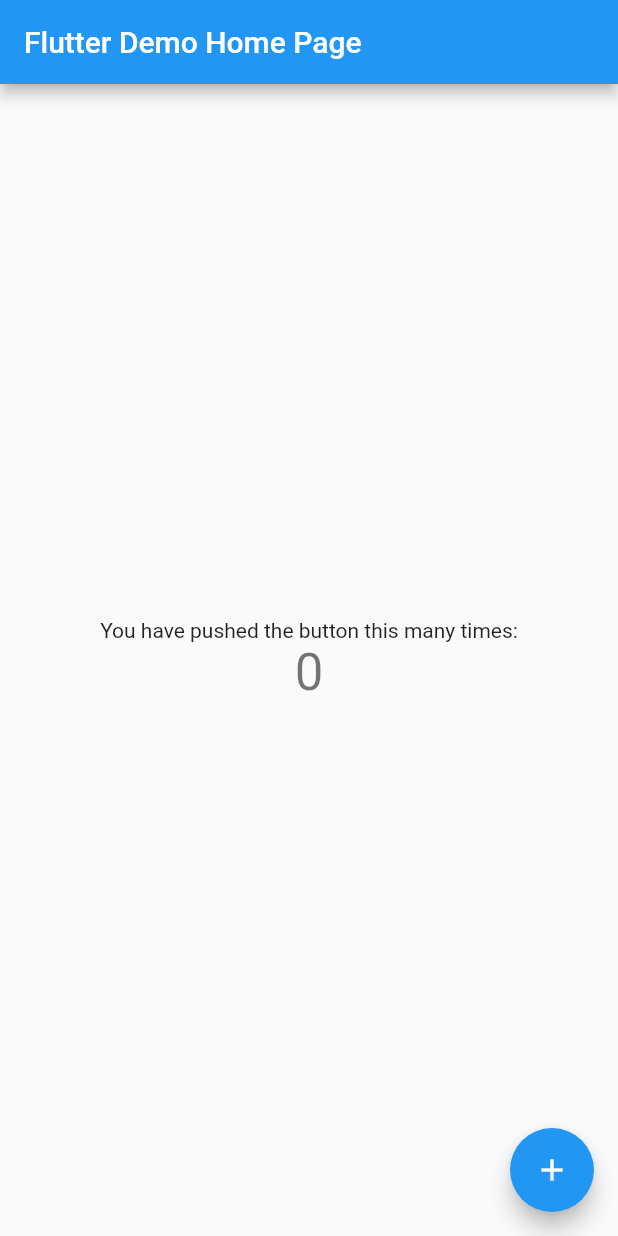
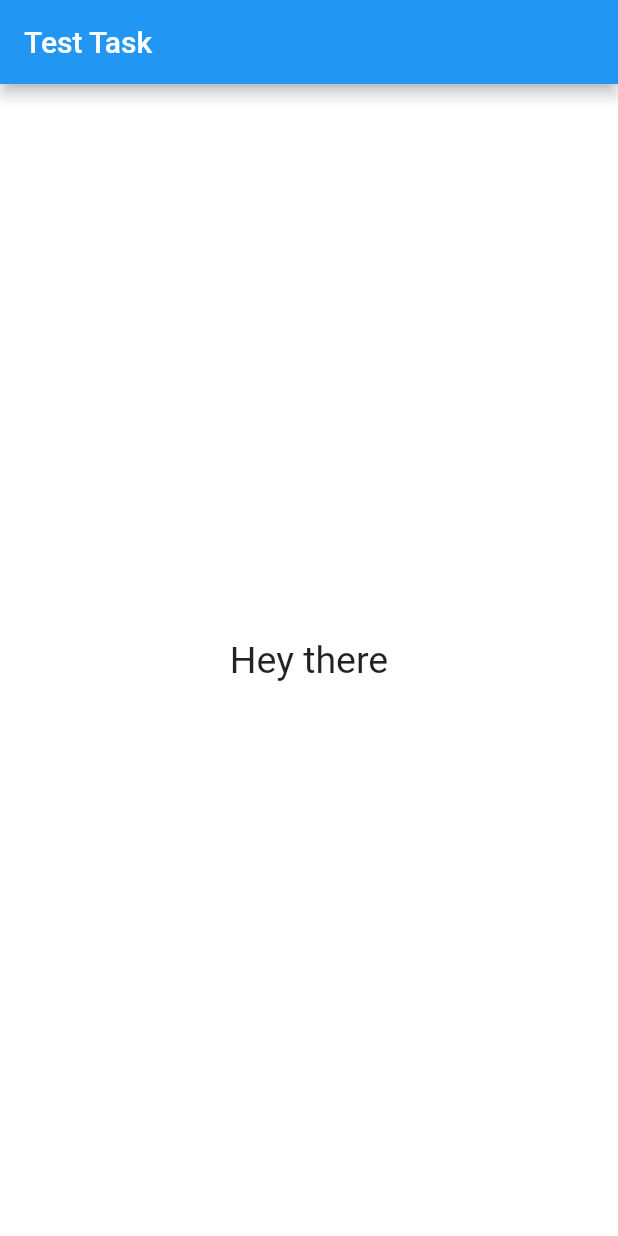
Before and after one commit to PauloSTDev/hey_there, a Flutter app: the screen it shows after launch, on a phone screen of 412 x 824 dp. Run offline on Flutter 3.47's test engine with Material 2 defaults, Android fonts, the phone set to English and light mode, and no system bars.

Commit message:
Orginizes project files and folders

```diff
--- a/lib/main.dart
+++ b/lib/main.dart
@@ -1,4 +1,5 @@
 import 'package:flutter/material.dart';
+import 'package:hey_there/screens/home_page_screen.dart';
 
 void main() {
   runApp(const MyApp());
@@ -6,110 +7,14 @@
 
 class MyApp extends StatelessWidget {
   const MyApp({super.key});
-
-  // This widget is the root of your application.
   @override
   Widget build(BuildContext context) {
     return MaterialApp(
       title: 'Flutter Demo',
       theme: ThemeData(
-        // This is the theme of your application.
-        //
-        // Try running your application with "flutter run". You'll see the
-        // application has a blue toolbar. Then, without quitting the app, try
-        // changing the primarySwatch below to Colors.green and then invoke
-        // "hot reload" (press "r" in the console where you ran "flutter run",
-        // or simply save your changes to "hot reload" in a Flutter IDE).
-        // Notice that the counter didn't reset back to zero; the application
-        // is not restarted.
         primarySwatch: Colors.blue,
       ),
-      home: const MyHomePage(title: 'Flutter Demo Home Page'),
+      home: HomePageScreen(),
     );
   }
 }
-
-class MyHomePage extends StatefulWidget {
-  const MyHomePage({super.key, required this.title});
-
-  // This widget is the home page of your application. It is stateful, meaning
-  // that it has a State object (defined below) that contains fields that affect
-  // how it looks.
-
-  // This class is the configuration for the state. It holds the values (in this
-  // case the title) provided by the parent (in this case the App widget) and
-  // used by the build method of the State. Fields in a Widget subclass are
-  // always marked "final".
-
-  final String title;
-
-  @override
-  State<MyHomePage> createState() => _MyHomePageState();
-}
-
-class _MyHomePageState extends State<MyHomePage> {
-  int _counter = 0;
-
-  void _incrementCounter() {
-    setState(() {
-      // This call to setState tells the Flutter framework that something has
-      // changed in this State, which causes it to rerun the build method below
-      // so that the display can reflect the updated values. If we changed
-      // _counter without calling setState(), then the build method would not be
-      // called again, and so nothing would appear to happen.
-      _counter++;
-    });
-  }
-
-  @override
-  Widget build(BuildContext context) {
-    // This method is rerun every time setState is called, for instance as done
-    // by the _incrementCounter method above.
-    //
-    // The Flutter framework has been optimized to make rerunning build methods
-    // fast, so that you can just rebuild anything that needs updating rather
-    // than having to individually change instances of widgets.
-    return Scaffold(
-      appBar: AppBar(
-        // Here we take the value from the MyHomePage object that was created by
-        // the App.build method, and use it to set our appbar title.
-        title: Text(widget.title),
-      ),
-      body: Center(
-        // Center is a layout widget. It takes a single child and positions it
-        // in the middle of the parent.
-        child: Column(
-          // Column is also a layout widget. It takes a list of children and
-          // arranges them vertically. By default, it sizes itself to fit its
-          // children horizontally, and tries to be as tall as its parent.
-          //
-          // Invoke "debug painting" (press "p" in the console, choose the
-          // "Toggle Debug Paint" action from the Flutter Inspector in Android
-          // Studio, or the "Toggle Debug Paint" command in Visual Studio Code)
-          // to see the wireframe for each widget.
-          //
-          // Column has various properties to control how it sizes itself and
-          // how it positions its children. Here we use mainAxisAlignment to
-          // center the children vertically; the main axis here is the vertical
-          // axis because Columns are vertical (the cross axis would be
-          // horizontal).
-          mainAxisAlignment: MainAxisAlignment.center,
-          children: <Widget>[
-            const Text(
-              'You have pushed the button this many times:',
-            ),
-            Text(
-              '$_counter',
-              style: Theme.of(context).textTheme.headlineMedium,
-            ),
-          ],
-        ),
-      ),
-      floatingActionButton: FloatingActionButton(
-        onPressed: _incrementCounter,
-        tooltip: 'Increment',
-        child: const Icon(Icons.add),
-      ), // This trailing comma makes auto-formatting nicer for build methods.
-    );
-  }
-}
--- /dev/null
+++ b/lib/screens/home_page_screen.dart
@@ -0,0 +1,30 @@
+import 'dart:math';
+
+import 'package:flutter/material.dart';
+
+class HomePageScreen extends StatefulWidget {
+  @override
+  State<HomePageScreen> createState() => _HomePageScreenState();
+}
+
+class _HomePageScreenState extends State<HomePageScreen> {
+  @override
+  Widget build(BuildContext context) {
+    return Scaffold(
+      appBar: AppBar(
+        title: const Text("Test Task"),
+      ),
+      body: const DecoratedBox(
+        decoration: BoxDecoration(
+          color: Colors.white,
+        ),
+        child: Center(
+          child: Text(
+            'Hey there',
+            style: TextStyle(fontSize: 25),
+          ),
+        ),
+      ),
+    );
+  }
+}
--- a/pubspec.yaml
+++ b/pubspec.yaml
@@ -28,15 +28,17 @@
 # the latest version available on pub.dev. To see which dependencies have newer
 # versions available, run `flutter pub outdated`.
 dependencies:
+  cupertino_icons: ^1.0.2
   flutter:
     sdk: flutter
 
 
   # The following adds the Cupertino Icons font to your application.
   # Use with the CupertinoIcons class for iOS style icons.
-  cupertino_icons: ^1.0.2
+
 
 dev_dependencies:
+  flutter_lints: ^2.0.0
   flutter_test:
     sdk: flutter
 
@@ -45,7 +47,6 @@
   # activated in the `analysis_options.yaml` file located at the root of your
   # package. See that file for information about deactivating specific lint
   # rules and activating additional ones.
-  flutter_lints: ^2.0.0
   solid_lints: ^0.0.14
 
 # For information on the generic Dart part of this file, see the
```
